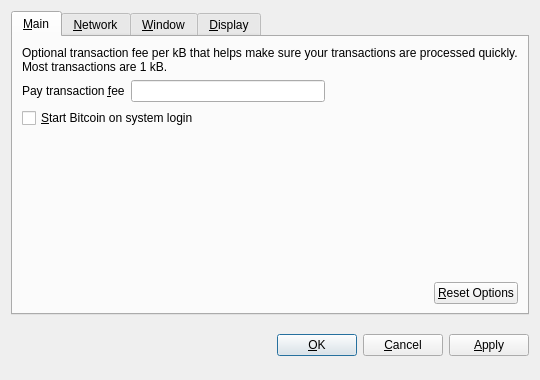
The window that src/qt/forms/optionsdialog.ui (Biggar/snorcoin) describes before a commit, drawn with Qt 5.
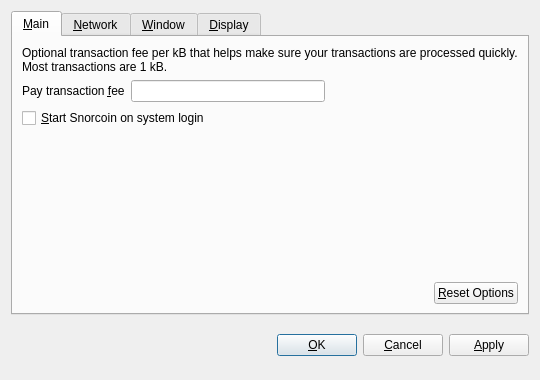
The same window after the commit. Custom widgets are drawn as their Qt base class.

```diff
--- a/src/qt/forms/optionsdialog.ui
+++ b/src/qt/forms/optionsdialog.ui
@@ -82,7 +82,7 @@
           <string>Automatically start Bitcoin after logging in to the system.</string>
          </property>
          <property name="text">
-          <string>&amp;Start Bitcoin on system login</string>
+          <string>&amp;Start Snorcoin on system login</string>
          </property>
         </widget>
        </item>
```
Left out of the diff: 18 changed lines with no effect on the pictures.
